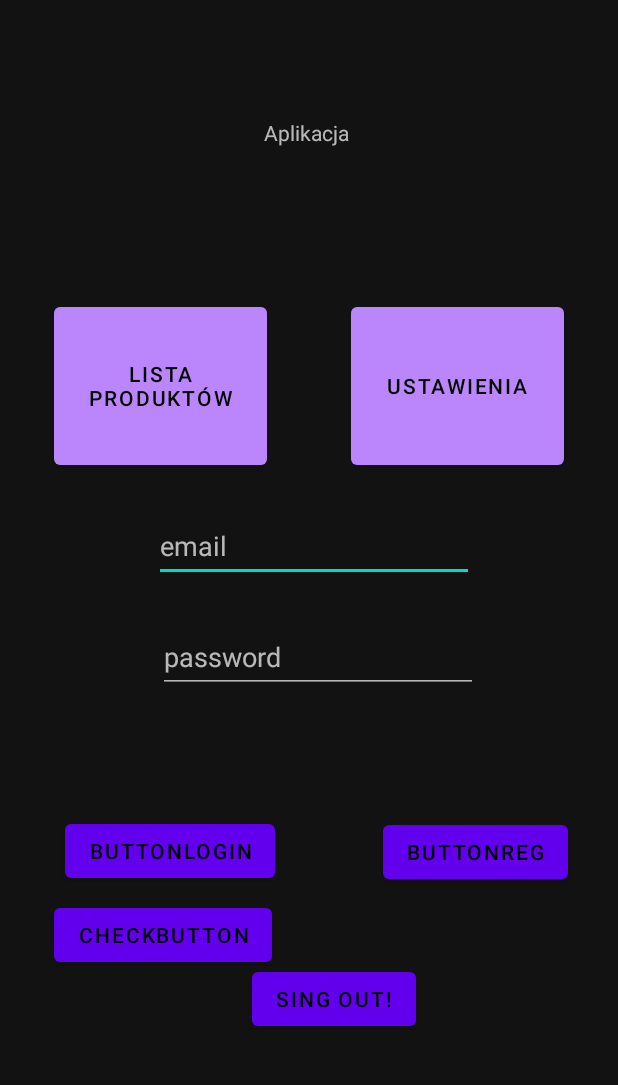
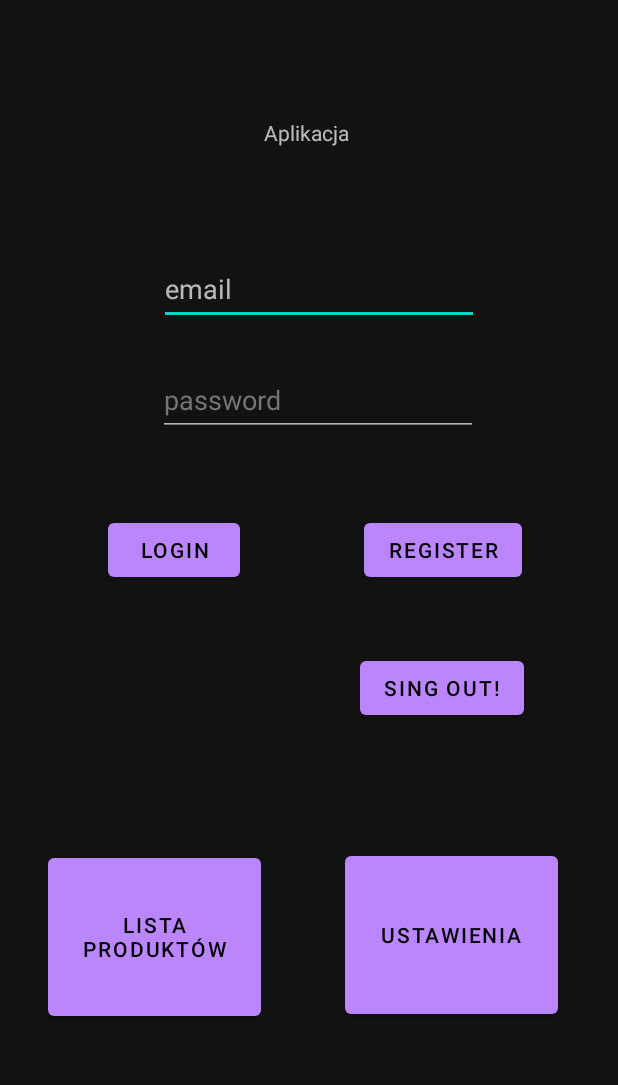
Before and after one commit to s18529/niniProjekt1, an Android app: the screen it shows after launch (MainActivity), on a phone screen of 412 x 824 dp, the part 62-1147 px from its top. Run offline under Robolectric (Android 15) with nearby library versions, the phone set to English and light mode, and no system bars; our stand-ins replace Firebase (no records; nobody signed in at launch, a user with empty details on screens opened directly).

Commit message:
Full App aaa

```diff
--- a/app/src/main/java/com/example/niniprojekt1/MainActivity.kt
+++ b/app/src/main/java/com/example/niniprojekt1/MainActivity.kt
@@ -44,12 +44,6 @@ class MainActivity : AppCompatActivity() {
             } else{
                     Toast.makeText(this,"najpeirw sie zaloguj",Toast.LENGTH_LONG).show()
                 }
-        }
-
-
-        binding.checkButton.setOnClickListener {
-            val asd = FirebaseAuth.getInstance().currentUser?.uid
-            Toast.makeText(this,asd,Toast.LENGTH_LONG).show()
         }
 
         binding.singout.setOnClickListener {
--- a/app/src/main/java/com/example/niniprojekt1/Product.kt
+++ b/app/src/main/java/com/example/niniprojekt1/Product.kt
@@ -9,4 +9,5 @@ data class Product(
     val price: Double?,
     val quantity: Long?,
     var state: Boolean,
+    var isPrivate: Boolean
 )
--- a/app/src/main/java/com/example/niniprojekt1/ProductAdapter.kt
+++ b/app/src/main/java/com/example/niniprojekt1/ProductAdapter.kt
@@ -15,15 +15,8 @@ import kotlinx.coroutines.*
 class ProductAdapter (private val viewModel: ProductViewModel) : RecyclerView.Adapter<ProductAdapter.ViewHolder>() {
 
     private var products = emptyList<Product>()
-    private lateinit var sp: SharedPreferences
-    private lateinit var editor: SharedPreferences.Editor
-
     var positionPom: Int? = null
-
-
-
     val user = FirebaseAuth.getInstance().currentUser?.uid
-
 
     class ViewHolder(val binding: ElementBinding) : RecyclerView.ViewHolder(binding.root)
 
@@ -52,11 +45,11 @@ class ProductAdapter (private val viewModel: ProductViewModel) : RecyclerView.Ad
 
             product.state = !product.state
 
-            //if (private){
+            if (!product.isPrivate){
                 viewModel.update(product)
-            //}else{
-                //viewModel.updateUserProduct(user,product)
-            //}
+            }else{
+                viewModel.updateUserProduct(user,product)
+            }
 
 
 
--- a/app/src/main/java/com/example/niniprojekt1/ProductListActivity.kt
+++ b/app/src/main/java/com/example/niniprojekt1/ProductListActivity.kt
@@ -96,18 +96,20 @@ class ProductListActivity : AppCompatActivity() {
                     name = binding.name.text.toString(),
                     price = (binding.price.text.toString()).toDouble(),
                     quantity = (binding.quantity.text.toString()).toLong(),
-                    state = binding.checkBox.isChecked
+                    state = binding.checkBox.isChecked,
+                    isPrivate = false
                 )
 
 
 //
                     val user = FirebaseAuth.getInstance().currentUser?.uid
 
-                    if (!binding.switchToPrivate.isChecked){
-                        productadapter.add(products)
-                    }else{
-                        productadapter.addUserProducts(user,products)
-                    }
+                if (!binding.switchToPrivate.isChecked){
+                    productadapter.add(products)
+                }else{
+                    products.isPrivate = true
+                    productadapter.addUserProducts(user,products)
+                }
 
 
 
--- a/app/src/main/java/com/example/niniprojekt1/ProductRepository.kt
+++ b/app/src/main/java/com/example/niniprojekt1/ProductRepository.kt
@@ -16,10 +16,6 @@ class ProductRepository(private val firebaseDatabase: FirebaseDatabase) {
             it.value = HashMap<String, Product>()
         }
 
-    val allUserProduct: MutableLiveData<HashMap<String, Users>> =
-        MutableLiveData<HashMap<String, Users>>().also {
-            it.value = HashMap<String, Users>()
-        }
     val allUserProducts: MutableLiveData<HashMap<String, Product>> =
         MutableLiveData<HashMap<String, Product>>().also {
             it.value = HashMap<String, Product>()
@@ -40,7 +36,8 @@ class ProductRepository(private val firebaseDatabase: FirebaseDatabase) {
                         name = snapshot.child("name").value as String,
                         price = snapshot.child("price").value as Double,
                         quantity = snapshot.child("quantity").value as Long,
-                        state = snapshot.child("state").value as Boolean
+                        state = snapshot.child("state").value as Boolean,
+                        isPrivate = snapshot.child("private").value as Boolean
                     )
                     allProducts.value?.put(product.id, product)
                     allProducts.postValue(allProducts.value)
@@ -53,7 +50,8 @@ class ProductRepository(private val firebaseDatabase: FirebaseDatabase) {
                         name = snapshot.child("name").value as String,
                         price = snapshot.child("price").value as Double,
                         quantity = snapshot.child("quantity").value as Long,
-                        state = snapshot.child("state").value as Boolean
+                        state = snapshot.child("state").value as Boolean,
+                        isPrivate = snapshot.child("private").value as Boolean
                     )
                     allProducts.value?.set(product.id, product)
                     allProducts.postValue(allProducts.value)
@@ -66,7 +64,8 @@ class ProductRepository(private val firebaseDatabase: FirebaseDatabase) {
                         name = snapshot.child("name").value as String,
                         price = snapshot.child("price").value as Double,
                         quantity = snapshot.child("quantity").value as Long,
-                        state = snapshot.child("state").value as Boolean
+                        state = snapshot.child("state").value as Boolean,
+                        isPrivate = snapshot.child("private").value as Boolean
                     )
                     Log.i("removed", product.toString())
                     allProducts.value?.remove(product.id)
@@ -133,7 +132,8 @@ class ProductRepository(private val firebaseDatabase: FirebaseDatabase) {
                         name = snapshot.child("name").value as String,
                         price = snapshot.child("price").value as Double,
                         quantity = snapshot.child("quantity").value as Long,
-                        state = snapshot.child("state").value as Boolean
+                        state = snapshot.child("state").value as Boolean,
+                        isPrivate = snapshot.child("private").value as Boolean
                     )
                     allUserProducts.value?.put(product.id, product)
                     allUserProducts.postValue(allUserProducts.value)
@@ -146,7 +146,8 @@ class ProductRepository(private val firebaseDatabase: FirebaseDatabase) {
                         name = snapshot.child("name").value as String,
                         price = snapshot.child("price").value as Double,
                         quantity = snapshot.child("quantity").value as Long,
-                        state = snapshot.child("state").value as Boolean
+                        state = snapshot.child("state").value as Boolean,
+                        isPrivate = snapshot.child("private").value as Boolean
                     )
                     allUserProducts.value?.set(product.id, product)
                     allUserProducts.postValue(allUserProducts.value)
@@ -160,7 +161,8 @@ class ProductRepository(private val firebaseDatabase: FirebaseDatabase) {
                         name = snapshot.child("name").value as String,
                         price = snapshot.child("price").value as Double,
                         quantity = snapshot.child("quantity").value as Long,
-                        state = snapshot.child("state").value as Boolean
+                        state = snapshot.child("state").value as Boolean,
+                        isPrivate = snapshot.child("private").value as Boolean
                     )
                     Log.i("removed", product.toString())
                     allUserProducts.value?.remove(product.id)
--- a/app/src/main/res/layout/activity_main.xml
+++ b/app/src/main/res/layout/activity_main.xml
@@ -11,21 +11,21 @@
         android:id="@+id/buttonList"
         android:layout_width="142dp"
         android:layout_height="117dp"
-        android:layout_marginStart="36dp"
-        android:layout_marginTop="184dp"
+        android:layout_marginStart="32dp"
+        android:layout_marginTop="175dp"
         android:text="@string/lista_produkt_w"
         app:layout_constraintStart_toStartOf="parent"
-        app:layout_constraintTop_toTopOf="parent" />
+        app:layout_constraintTop_toBottomOf="@+id/buttonLogin" />
 
     <Button
         android:id="@+id/buttonOptions"
         android:layout_width="142dp"
         android:layout_height="117dp"
-        android:layout_marginTop="184dp"
-        android:layout_marginEnd="36dp"
+        android:layout_marginTop="82dp"
+        android:layout_marginEnd="40dp"
         android:text="@string/ustawienia"
         app:layout_constraintEnd_toEndOf="parent"
-        app:layout_constraintTop_toTopOf="parent" />
+        app:layout_constraintTop_toBottomOf="@+id/singout" />
 
     <TextView
         android:id="@+id/mainTV"
@@ -41,16 +41,17 @@
         android:id="@+id/email"
         android:layout_width="wrap_content"
         android:layout_height="wrap_content"
-        android:layout_marginTop="24dp"
-        android:layout_marginEnd="96dp"
+        android:layout_marginStart="106dp"
+        android:layout_marginTop="52dp"
+        android:layout_marginBottom="548dp"
+        android:autofillHints=""
         android:ems="10"
-        android:hint="email"
+        android:hint="@string/email"
         android:inputType="textEmailAddress"
         android:minHeight="48dp"
         app:layout_constraintBottom_toBottomOf="parent"
-        app:layout_constraintEnd_toEndOf="parent"
-        app:layout_constraintTop_toBottomOf="@+id/buttonList"
-        app:layout_constraintVertical_bias="0.0" />
+        app:layout_constraintStart_toStartOf="parent"
+        app:layout_constraintTop_toBottomOf="@+id/mainTV" />
 
     <EditText
         android:id="@+id/pass"
@@ -59,19 +60,21 @@
         android:layout_marginStart="105dp"
         android:layout_marginTop="26dp"
         android:ems="10"
-        android:hint="password"
+        android:hint="@string/password"
         android:inputType="textPassword"
         android:minHeight="48dp"
+        android:textColorHint="#757575"
         app:layout_constraintStart_toStartOf="parent"
-        app:layout_constraintTop_toBottomOf="@+id/email" />
+        app:layout_constraintTop_toBottomOf="@+id/email"
+        android:autofillHints="" />
 
     <Button
         android:id="@+id/buttonLogin"
         android:layout_width="wrap_content"
         android:layout_height="wrap_content"
-        android:layout_marginStart="43dp"
-        android:layout_marginTop="81dp"
-        android:text="ButtonLogin"
+        android:layout_marginStart="72dp"
+        android:layout_marginTop="52dp"
+        android:text="@string/login"
         app:layout_constraintStart_toStartOf="parent"
         app:layout_constraintTop_toBottomOf="@+id/pass" />
 
@@ -79,9 +82,9 @@
         android:id="@+id/buttonreg"
         android:layout_width="wrap_content"
         android:layout_height="wrap_content"
-        android:layout_marginTop="82dp"
-        android:layout_marginEnd="33dp"
-        android:text="Buttonreg"
+        android:layout_marginTop="52dp"
+        android:layout_marginEnd="64dp"
+        android:text="@string/register"
         app:layout_constraintEnd_toEndOf="parent"
         app:layout_constraintTop_toBottomOf="@+id/pass" />
 
@@ -89,21 +92,12 @@
         android:id="@+id/singout"
         android:layout_width="wrap_content"
         android:layout_height="wrap_content"
-        android:layout_marginStart="168dp"
-        android:layout_marginTop="50dp"
-        android:text="Sing Out!"
+        android:layout_marginStart="240dp"
+        android:layout_marginTop="44dp"
+        android:text="@string/sing_out"
         app:layout_constraintStart_toStartOf="parent"
         app:layout_constraintTop_toBottomOf="@+id/buttonreg" />
 
-    <Button
-        android:id="@+id/checkButton"
-        android:layout_width="wrap_content"
-        android:layout_height="wrap_content"
-        android:layout_marginStart="36dp"
-        android:layout_marginTop="8dp"
-        android:text="checkButton"
-        app:layout_constraintStart_toStartOf="parent"
-        app:layout_constraintTop_toBottomOf="@+id/buttonLogin" />
 
 
 </androidx.constraintlayout.widget.ConstraintLayout>
--- a/app/src/main/res/values/strings.xml
+++ b/app/src/main/res/values/strings.xml
@@ -17,4 +17,9 @@
     <string name="usu">Usuń</string>
     <string name="kolor_zielony">Kolor Zielony</string>
     <string name="czy_kupiony">Czy kupiony?</string>
+    <string name="email">email</string>
+    <string name="password">password</string>
+    <string name="login">login</string>
+    <string name="register">register</string>
+    <string name="sing_out">sing out!</string>
 </resources>
```
